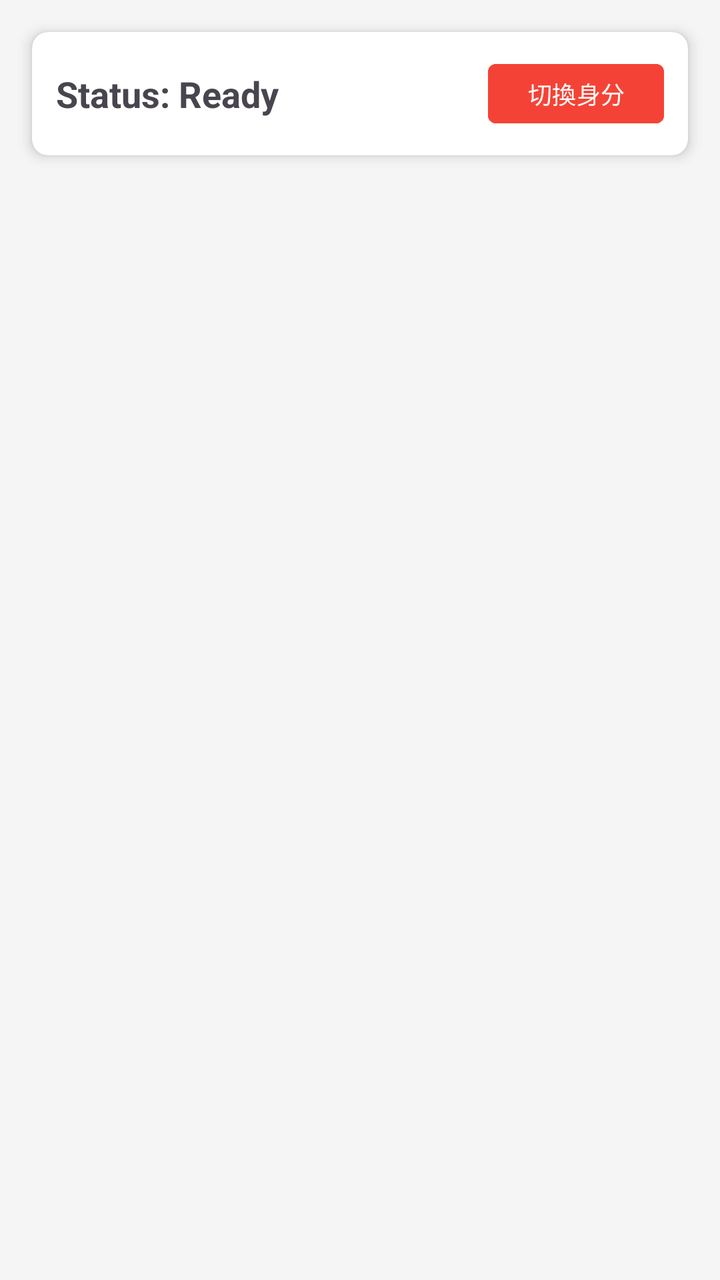
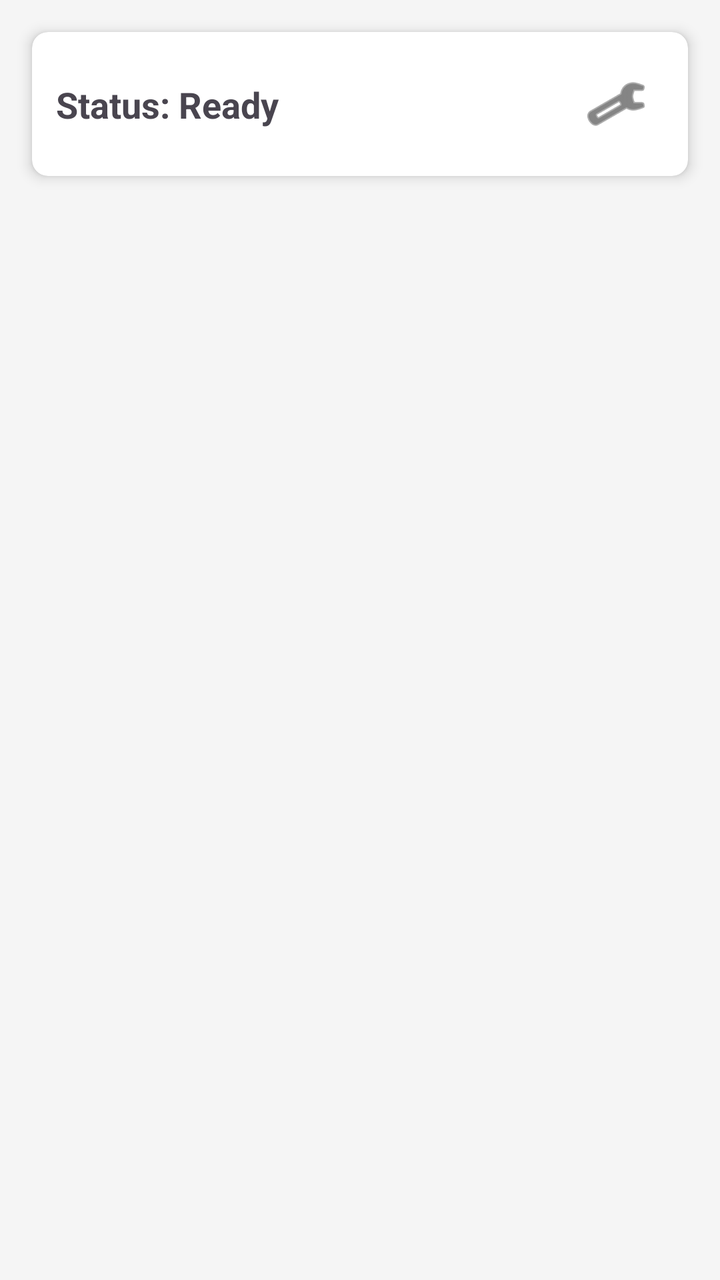

An Android layout rendered at two revisions. The XML below is the earlier revision; the diff shows what the commit changed to produce the second picture.
<!-- AndroidManifest.xml: application theme Theme.Bluetooth -->
<!-- res/layout/activity_main.xml -->
<?xml version="1.0" encoding="utf-8"?>
<androidx.constraintlayout.widget.ConstraintLayout xmlns:android="http://schemas.android.com/apk/res/android"
    xmlns:app="http://schemas.android.com/apk/res-auto"
    xmlns:tools="http://schemas.android.com/tools"
    android:id="@+id/main"
    android:layout_width="match_parent"
    android:layout_height="match_parent"
    android:background="#F5F5F5"
    tools:context=".MainActivity">

    
    <androidx.cardview.widget.CardView
        android:id="@+id/top_bar"
        android:layout_width="match_parent"
        android:layout_height="wrap_content"
        android:layout_margin="16dp"
        app:cardCornerRadius="8dp"
        app:cardElevation="4dp"
        app:layout_constraintTop_toTopOf="parent">

        <androidx.constraintlayout.widget.ConstraintLayout
            android:layout_width="match_parent"
            android:layout_height="wrap_content"
            android:padding="12dp">

            <TextView
                android:id="@+id/status_textview"
                android:layout_width="0dp"
                android:layout_height="wrap_content"
                android:text="Status: Ready"
                android:textAppearance="@style/TextAppearance.AppCompat.Medium"
                android:textStyle="bold"
                app:layout_constraintBottom_toBottomOf="parent"
                app:layout_constraintEnd_toStartOf="@+id/back_to_role_selection"
                app:layout_constraintStart_toStartOf="parent"
                app:layout_constraintTop_toTopOf="parent" />

            <Button
                android:id="@+id/back_to_role_selection"
                android:layout_width="wrap_content"
                android:layout_height="wrap_content"
                android:backgroundTint="#F44336"
                android:minHeight="0dp"
                android:paddingLeft="12dp"
                android:paddingTop="6dp"
                android:paddingRight="12dp"
                android:paddingBottom="6dp"
                android:text="切換身分"
                android:textColor="#FFFFFF"
                android:textSize="12sp"
                app:cornerRadius="4dp"
                app:layout_constraintBottom_toBottomOf="parent"
                app:layout_constraintEnd_toEndOf="parent"
                app:layout_constraintTop_toTopOf="parent" />

        </androidx.constraintlayout.widget.ConstraintLayout>
    </androidx.cardview.widget.CardView>

    
    <androidx.cardview.widget.CardView
        android:id="@+id/student_card"
        android:layout_width="match_parent"
        android:layout_height="wrap_content"
        android:layout_margin="16dp"
        android:visibility="gone"
        app:cardCornerRadius="12dp"
        app:cardElevation="2dp"
        app:layout_constraintTop_toBottomOf="@id/top_bar">

        <LinearLayout
            android:layout_width="match_parent"
            android:layout_height="wrap_content"
            android:orientation="vertical"
            android:padding="20dp">

            <TextView
                android:layout_width="wrap_content"
                android:layout_height="wrap_content"
                android:text="點名簽到"
                android:textColor="#333333"
                android:textSize="20sp"
                android:textStyle="bold" />

            <TextView
                android:layout_width="wrap_content"
                android:layout_height="wrap_content"
                android:layout_marginTop="8dp"
                android:text="請依照格式輸入：學號+姓名(自動儲存)"
                android:textColor="#666666"
                android:textSize="14sp" />

            <EditText
                android:id="@+id/message_edittext"
                android:layout_width="match_parent"
                android:layout_height="wrap_content"
                android:layout_marginTop="12dp"
                android:background="@android:drawable/edit_text"
                android:hint="12345678ＯＯＯ"
                android:inputType="textShortMessage"
                android:maxLength="20"
                android:padding="12dp" />

            <Button
                android:id="@+id/broadcast_button"
                android:layout_width="match_parent"
                android:layout_height="60dp"
                android:layout_marginTop="20dp"
                android:backgroundTint="#2196F3"
                android:text="發送簽到訊息"
                android:textAllCaps="false"
                android:textColor="#FFFFFF"
                android:textSize="18sp"
                android:textStyle="bold"
                app:cornerRadius="12dp" />
        </LinearLayout>
    </androidx.cardview.widget.CardView>

    
    <androidx.constraintlayout.widget.ConstraintLayout
        android:id="@+id/teacher_pager_container"
        android:layout_width="match_parent"
        android:layout_height="0dp"
        android:visibility="gone"
        app:layout_constraintBottom_toBottomOf="parent"
        app:layout_constraintTop_toBottomOf="@id/top_bar">

        <androidx.viewpager2.widget.ViewPager2
            android:id="@+id/teacher_view_pager"
            android:layout_width="match_parent"
            android:layout_height="0dp"
            app:layout_constraintBottom_toTopOf="@+id/dot_indicator_layout"
            app:layout_constraintTop_toTopOf="parent" />

        <LinearLayout
            android:id="@+id/dot_indicator_layout"
            android:layout_width="wrap_content"
            android:layout_height="wrap_content"
            android:layout_marginBottom="16dp"
            android:gravity="center"
            android:orientation="horizontal"
            app:layout_constraintBottom_toBottomOf="parent"
            app:layout_constraintEnd_toEndOf="parent"
            app:layout_constraintStart_toStartOf="parent">

            <ImageView
                android:id="@+id/dot1"
                android:layout_width="12dp"
                android:layout_height="12dp"
                android:layout_margin="4dp"
                android:src="@drawable/dot_filled" />

            <ImageView
                android:id="@+id/dot2"
                android:layout_width="12dp"
                android:layout_height="12dp"
                android:layout_margin="4dp"
                android:src="@drawable/dot_empty" />
        </LinearLayout>
    </androidx.constraintlayout.widget.ConstraintLayout>

</androidx.constraintlayout.widget.ConstraintLayout>
<!-- resources referenced by this layout -->
<resources>
  <!-- drawable dot_empty (drawable) -->
  <?xml version="1.0" encoding="utf-8"?>
  <shape xmlns:android="http://schemas.android.com/apk/res/android"
      android:shape="oval">
      <stroke android:width="1dp" android:color="#3F51B5" />
      <size android:width="8dp" android:height="8dp" />
  </shape>
  <!-- drawable dot_filled (drawable) -->
  <?xml version="1.0" encoding="utf-8"?>
  <shape xmlns:android="http://schemas.android.com/apk/res/android"
      android:shape="oval">
      <solid android:color="#3F51B5" />
      <size android:width="8dp" android:height="8dp" />
  </shape>
  <style name="Theme.Bluetooth" parent="Base.Theme.Bluetooth" />
  <style name="Base.Theme.Bluetooth" parent="Theme.Material3.DayNight.NoActionBar">
          
          
      </style>
</resources>

<!-- the commit's change to res/layout/activity_main.xml (unified diff, before → after) -->
@@ -31,27 +31,21 @@
                 android:textAppearance="@style/TextAppearance.AppCompat.Medium"
                 android:textStyle="bold"
                 app:layout_constraintBottom_toBottomOf="parent"
-                app:layout_constraintEnd_toStartOf="@+id/back_to_role_selection"
+                app:layout_constraintEnd_toStartOf="@+id/settings_button"
                 app:layout_constraintStart_toStartOf="parent"
                 app:layout_constraintTop_toTopOf="parent" />
 
-            <Button
-                android:id="@+id/back_to_role_selection"
+            <ImageButton
+                android:id="@+id/settings_button"
                 android:layout_width="wrap_content"
                 android:layout_height="wrap_content"
-                android:backgroundTint="#F44336"
-                android:minHeight="0dp"
-                android:paddingLeft="12dp"
-                android:paddingTop="6dp"
-                android:paddingRight="12dp"
-                android:paddingBottom="6dp"
-                android:text="切換身分"
-                android:textColor="#FFFFFF"
-                android:textSize="12sp"
-                app:cornerRadius="4dp"
+                android:background="?attr/selectableItemBackgroundBorderless"
+                android:padding="8dp"
+                android:src="@android:drawable/ic_menu_manage"
                 app:layout_constraintBottom_toBottomOf="parent"
                 app:layout_constraintEnd_toEndOf="parent"
-                app:layout_constraintTop_toTopOf="parent" />
+                app:layout_constraintTop_toTopOf="parent"
+                app:tint="#333333" />
 
         </androidx.constraintlayout.widget.ConstraintLayout>
     </androidx.cardview.widget.CardView>
